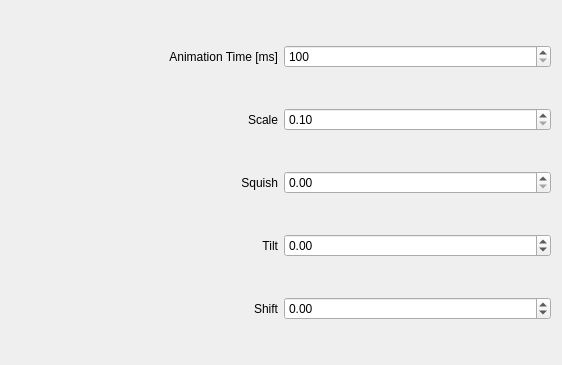
First picture: the form in kwin/glide/config.ui, repository Schneegans/Burn-My-Windows, before the edit.
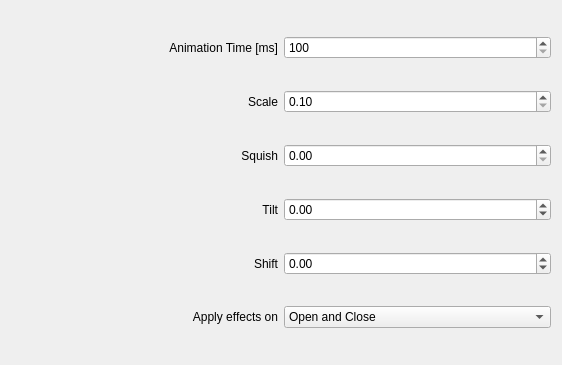
Second picture: the form after the edit.

Commit message: :tada: Apply effect on open only or close only

Diff of the .ui file:
```diff
--- a/kwin/glide/config.ui
+++ b/kwin/glide/config.ui
@@ -129,6 +129,40 @@
                     </property>
                 </widget>
             </item>
+        
+            <item row="5" column="0">
+                <widget class="QLabel" name="label_ApplyEffectsOn">
+                    <property name="text">
+                        <string>Apply effects on</string>
+                    </property>
+                    <property name="alignment">
+                        <set>Qt::AlignmentFlag::AlignRight|Qt::AlignmentFlag::AlignTrailing|Qt::AlignmentFlag::AlignVCenter</set>
+                    </property>
+                </widget>
+            </item>
+            <item row="5" column="1">
+                <widget class="QComboBox" name="kcfg_ApplyEffectsOn">
+                                        <property name="currentIndex">
+                        <number>2</number>
+                    </property>
+<item>
+                        <property name="text">
+                            <string>Open only</string>
+                        </property>
+                    </item>
+                    <item>
+                        <property name="text">
+                            <string>Close only</string>
+                        </property>
+                    </item>
+                    <item>
+                        <property name="text">
+                            <string>Open and Close</string>
+                        </property>
+                    </item>
+                </widget>
+            </item>
+
         </layout>
     </widget>
     <resources />
```
The commit also changes 38 other files.
